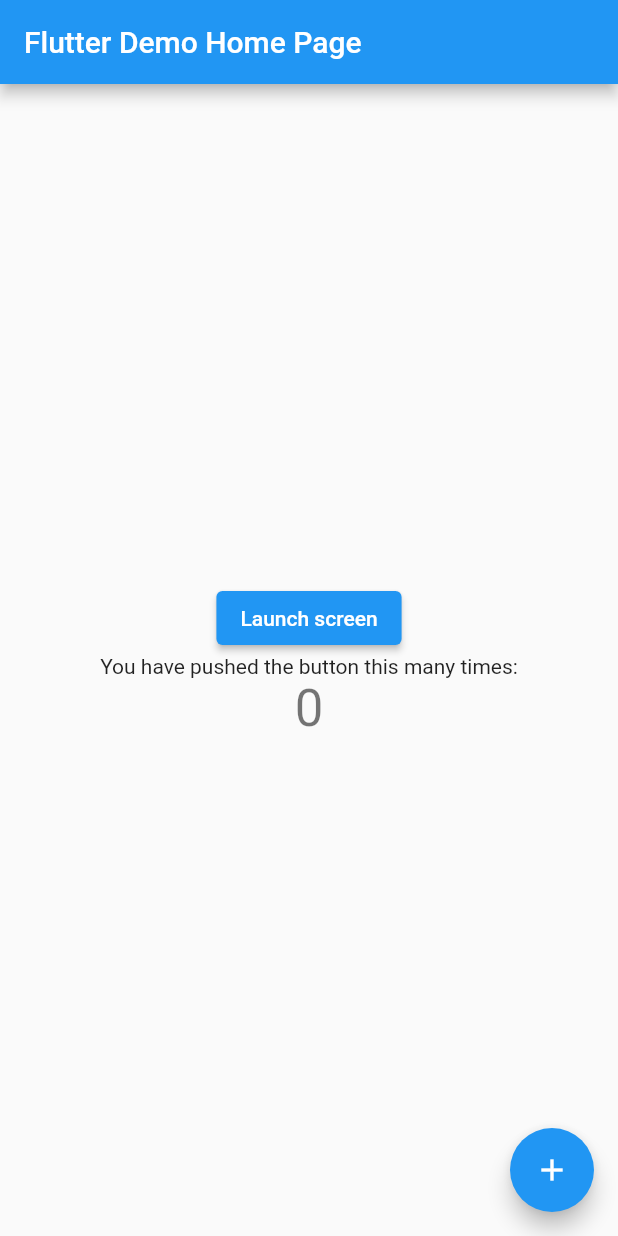
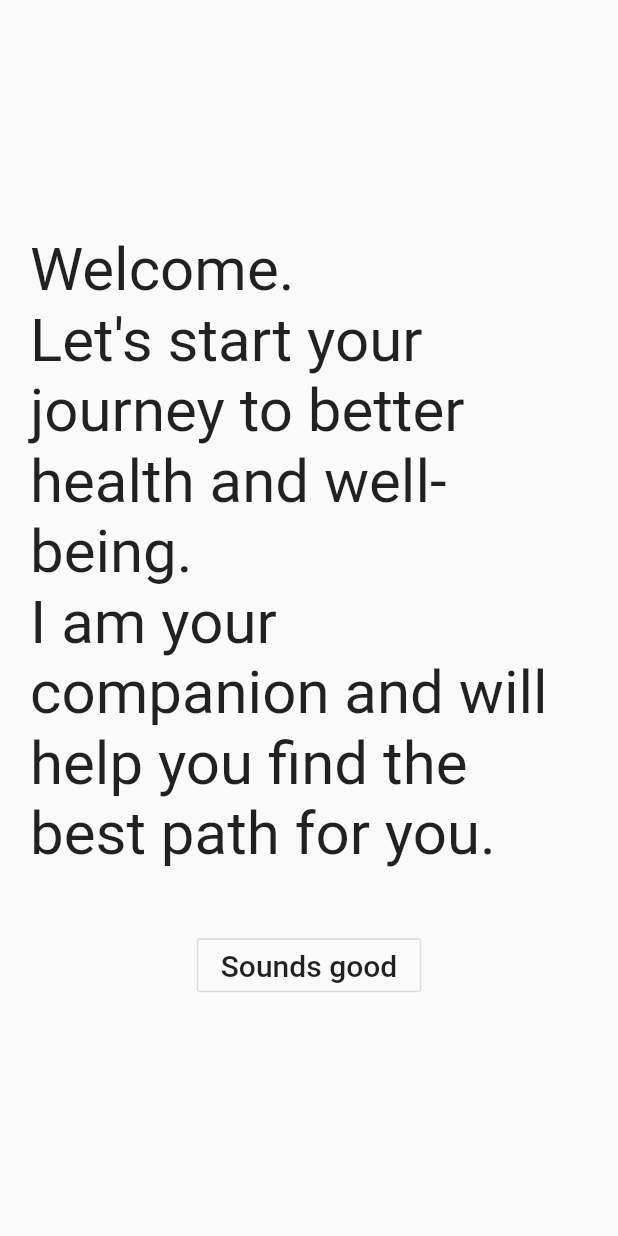
Before and after one commit to alexanderzenner/studyme, a Flutter app: the screen it shows after launch, on a phone screen of 412 x 824 dp. Run offline on Flutter 3.47's test engine with Material 2 defaults, Android fonts, the light colour scheme and no system bars.

Commit message:
add provider and first few screens

```diff
--- a/lib/0_welcome.dart
+++ /dev/null
@@ -1,96 +0,0 @@
-import 'package:flutter/cupertino.dart';
-import 'package:flutter/material.dart';
-
-class WelcomePage extends StatefulWidget {
-  WelcomePage({Key key, this.title}) : super(key: key);
-
-  // This widget is the home page of your application. It is stateful, meaning
-  // that it has a State object (defined below) that contains fields that affect
-  // how it looks.
-
-  // This class is the configuration for the state. It holds the values (in this
-  // case the title) provided by the parent (in this case the App widget) and
-  // used by the build method of the State. Fields in a Widget subclass are
-  // always marked "final".
-
-  final String title;
-
-  @override
-  _WelcomePageState createState() => _WelcomePageState();
-}
-
-class _WelcomePageState extends State<WelcomePage> {
-  int _counter = 0;
-
-  void _incrementCounter() {
-    setState(() {
-      // This call to setState tells the Flutter framework that something has
-      // changed in this State, which causes it to rerun the build method below
-      // so that the display can reflect the updated values. If we changed
-      // _counter without calling setState(), then the build method would not be
-      // called again, and so nothing would appear to happen.
-      _counter++;
-    });
-  }
-
-  @override
-  Widget build(BuildContext context) {
-    // This method is rerun every time setState is called, for instance as done
-    // by the _incrementCounter method above.
-    //
-    // The Flutter framework has been optimized to make rerunning build methods
-    // fast, so that you can just rebuild anything that needs updating rather
-    // than having to individually change instances of widgets.
-    return Scaffold(
-      appBar: AppBar(
-        // Here we take the value from the MyHomePage object that was created by
-        // the App.build method, and use it to set our appbar title.
-        title: Text(widget.title),
-      ),
-      body: Center(
-        // Center is a layout widget. It takes a single child and positions it
-        // in the middle of the parent.
-        child: Column(
-          // Column is also a layout widget. It takes a list of children and
-          // arranges them vertically. By default, it sizes itself to fit its
-          // children horizontally, and tries to be as tall as its parent.
-          //
-          // Invoke "debug painting" (press "p" in the console, choose the
-          // "Toggle Debug Paint" action from the Flutter Inspector in Android
-          // Studio, or the "Toggle Debug Paint" command in Visual Studio Code)
-          // to see the wireframe for each widget.
-          //
-          // Column has various properties to control how it sizes itself and
-          // how it positions its children. Here we use mainAxisAlignment to
-          // center the children vertically; the main axis here is the vertical
-          // axis because Columns are vertical (the cross axis would be
-          // horizontal).
-          mainAxisAlignment: MainAxisAlignment.center,
-          children: <Widget>[
-            ElevatedButton(
-              child: Text('Launch screen'),
-              onPressed: () {
-                Navigator.pushNamed(
-                  context,
-                  '1_set_goal',
-                );
-              },
-            ),
-            Text(
-              'You have pushed the button this many times:',
-            ),
-            Text(
-              '$_counter',
-              style: Theme.of(context).textTheme.headline4,
-            ),
-          ],
-        ),
-      ),
-      floatingActionButton: FloatingActionButton(
-        onPressed: _incrementCounter,
-        tooltip: 'Increment',
-        child: Icon(Icons.add),
-      ), // This trailing comma makes auto-formatting nicer for build methods.
-    );
-  }
-}
--- a/lib/main.dart
+++ b/lib/main.dart
@@ -1,9 +1,17 @@
 import 'package:flutter/material.dart';
-import 'package:studyme/0_welcome.dart';
-import 'package:studyme/1_set_goal.dart';
+import 'package:provider/provider.dart';
+import 'package:studyme/models/app_state/app_state.dart';
+import 'package:studyme/ui/0_welcome.dart';
+import 'package:studyme/ui/1_set_outcome.dart';
+import 'package:studyme/ui/2_set_current_intervention.dart';
 
 void main() {
-  runApp(MyApp());
+  runApp(
+    ChangeNotifierProvider<AppState>(
+      create: (context) => AppState(),
+      child: MyApp(),
+    ),
+  );
 }
 
 class MyApp extends StatelessWidget {
@@ -11,7 +19,7 @@
   @override
   Widget build(BuildContext context) {
     return MaterialApp(
-        title: 'Flutter Demo',
+        title: 'Study Me',
         theme: ThemeData(
           // This is the theme of your application.
           //
@@ -26,8 +34,9 @@
         ),
         initialRoute: '/',
         routes: {
-          '/': (context) => WelcomePage(title: 'Flutter Demo Home Page'),
-          '/1_set_goal': (context) => SetGoalPage(),
+          '/': (context) => WelcomePage(),
+          '/1_set_outcome': (context) => SetOutcomePage(),
+          '/2_set_start': (context) => SetCurrentIntervention()
         });
   }
 }
--- /dev/null
+++ b/lib/models/no_intervention.dart
@@ -0,0 +1,6 @@
+import 'package:studyme/models/intervention.dart';
+
+class NoIntervention extends Intervention {
+  final name = 'No Intervention';
+  final description = 'TBD';
+}
--- /dev/null
+++ b/lib/ui/0_welcome.dart
@@ -0,0 +1,32 @@
+import 'package:flutter/cupertino.dart';
+import 'package:flutter/material.dart';
+
+class WelcomePage extends StatelessWidget {
+  @override
+  Widget build(BuildContext context) {
+    return Scaffold(
+      body: Center(
+        child: Padding(
+          padding: const EdgeInsets.all(20.0),
+          child: Column(
+            mainAxisAlignment: MainAxisAlignment.center,
+            children: [
+              Text(
+                  'Welcome. \nLet\'s start your journey to better health and well-being. \nI am your companion and will help you find the best path for you.',
+                  style: TextStyle(fontSize: 40)),
+              SizedBox(
+                height: 40,
+              ),
+              OutlineButton(
+                child: Text('Sounds good', style: TextStyle(fontSize: 20)),
+                onPressed: () {
+                  Navigator.pushNamed(context, '/1_set_outcome');
+                },
+              ),
+            ],
+          ),
+        ),
+      ),
+    );
+  }
+}
--- a/pubspec.yaml
+++ b/pubspec.yaml
@@ -24,6 +24,7 @@
   flutter:
     sdk: flutter
 
+  provider: ^3.0.0
 
   # The following adds the Cupertino Icons font to your application.
   # Use with the CupertinoIcons class for iOS style icons.
```
Also changed, not shown: lib/1_set_goal.dart (deleted, +0 -21 lines), lib/models/app_state/app_state.dart (added, +17 -0 lines), lib/models/trial.dart (+5 -3 lines), lib/ui/1_set_outcome.dart (added, +54 -0 lines), lib/ui/2_set_current_intervention.dart (added, +29 -0 lines), lib/ui/3_set_new_intervention.dart (added, +29 -0 lines), pubspec.lock.
